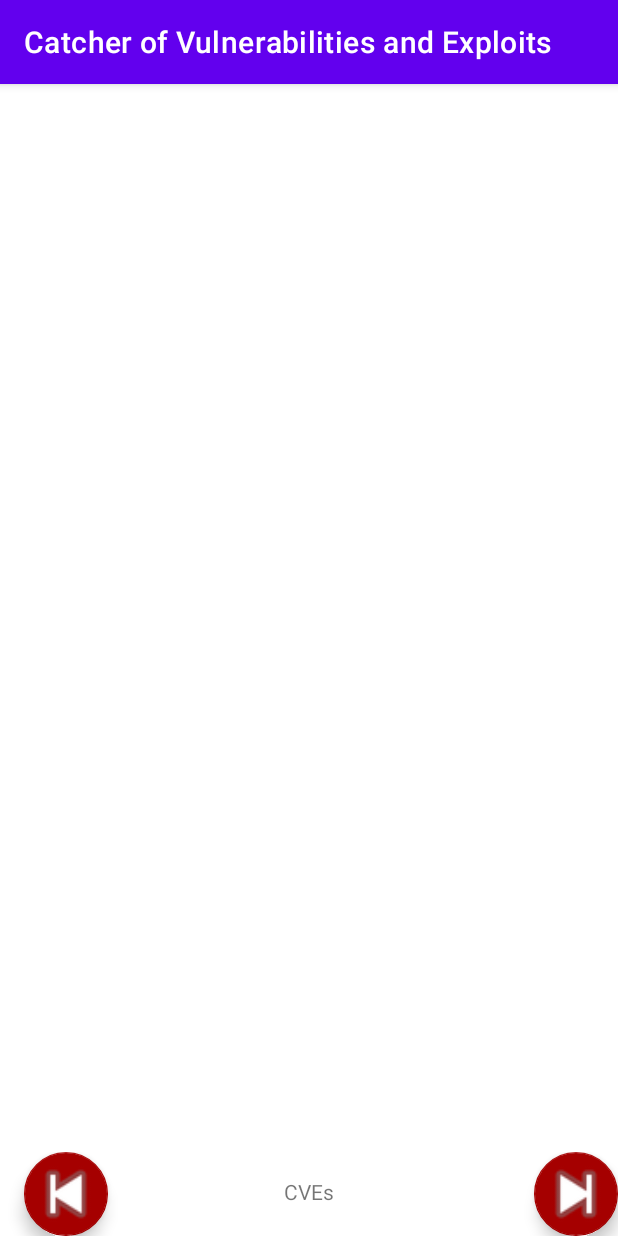
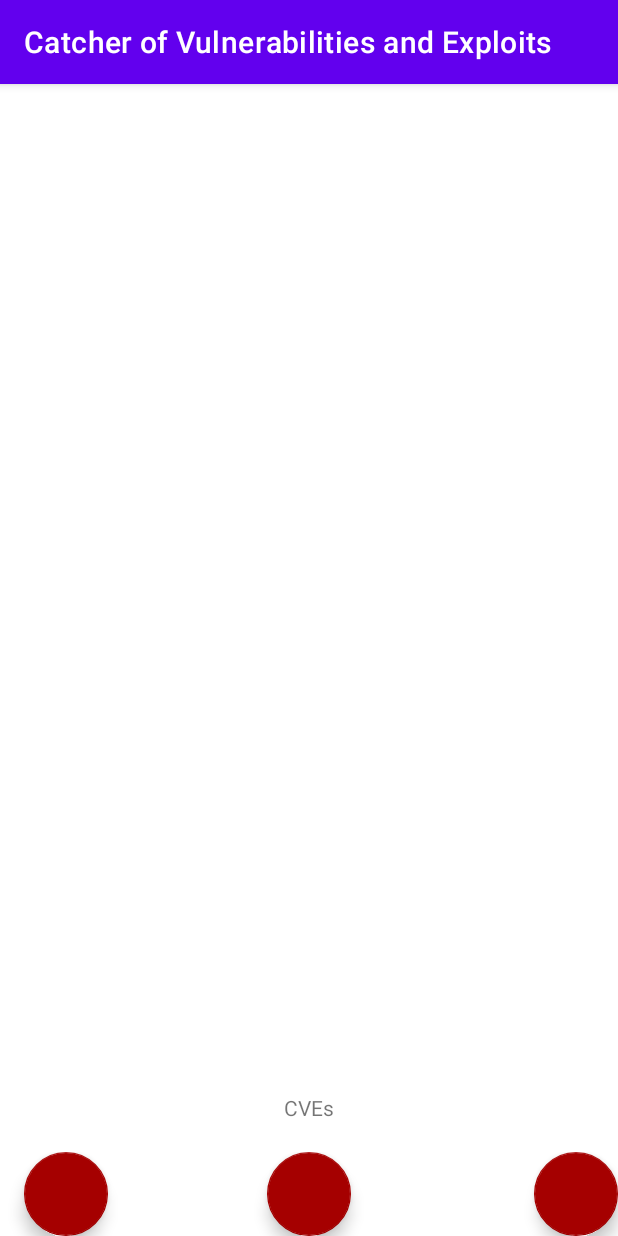
Before and after one commit to TitouanReal/CVE_catcher, an Android app: the screen it shows after launch (MainActivity), after a tap on an icon or button, on a phone screen of 412 x 824 dp. Run offline under Robolectric (Android 15) with nearby library versions, the phone set to English and light mode, and no system bars; 1 statement that could not run was skipped.

```diff
--- a/app/build.gradle.kts
+++ b/app/build.gradle.kts
@@ -1,6 +1,7 @@
 plugins {
     id("com.android.application")
     id("org.jetbrains.kotlin.android")
+    id("com.google.android.libraries.mapsplatform.secrets-gradle-plugin")
 }
 
 android {
@@ -43,6 +44,7 @@ dependencies {
     implementation("com.squareup.retrofit2:retrofit:2.9.0")
     implementation("com.squareup.retrofit2:converter-gson:2.9.0")
     implementation("androidx.constraintlayout:constraintlayout:2.1.4")
+    implementation("com.google.android.gms:play-services-maps:18.1.0")
     testImplementation("junit:junit:4.13.2")
     androidTestImplementation("androidx.test.ext:junit:1.1.5")
     androidTestImplementation("androidx.test.espresso:espresso-core:3.5.1")
--- a/app/src/main/res/layout/activity_main.xml
+++ b/app/src/main/res/layout/activity_main.xml
@@ -5,6 +5,17 @@
     android:layout_width="match_parent"
     android:layout_height="match_parent"
     tools:context=".MainActivity">
+
+    <androidx.constraintlayout.widget.ConstraintLayout
+        android:id="@+id/a_main_lyt_fragment_container"
+        android:layout_width="0dp"
+        android:layout_height="0dp"
+        app:layout_constraintBottom_toTopOf="@+id/toolbar"
+        app:layout_constraintEnd_toEndOf="parent"
+        app:layout_constraintHorizontal_bias="1.0"
+        app:layout_constraintStart_toStartOf="parent"
+        app:layout_constraintTop_toTopOf="parent"
+        app:layout_constraintVertical_bias="0.0" />
 
     <com.google.android.material.appbar.MaterialToolbar
         android:id="@+id/toolbar"
@@ -18,30 +29,22 @@
             android:layout_width="match_parent"
             android:layout_height="match_parent"
             android:layout_gravity="start"
-            android:foreground="@android:drawable/ic_media_previous"
-            app:backgroundTint="#A50000"
-            tools:layout_editor_absoluteX="16dp" />
+            app:backgroundTint="#A50000"/>
+
+        <com.google.android.material.floatingactionbutton.FloatingActionButton
+            android:id="@+id/mapsButton"
+            android:layout_width="match_parent"
+            android:layout_height="match_parent"
+            android:layout_gravity="center_horizontal"
+            app:backgroundTint="#A50000"/>
 
         <com.google.android.material.floatingactionbutton.FloatingActionButton
             android:id="@+id/infoButton"
             android:layout_width="match_parent"
             android:layout_height="match_parent"
             android:layout_gravity="end"
-            android:foreground="@android:drawable/ic_media_next"
-            app:backgroundTint="#A50000"
-            tools:layout_editor_absoluteX="355dp" />
+            app:backgroundTint="#A50000"/>
 
     </com.google.android.material.appbar.MaterialToolbar>
 
-    <androidx.constraintlayout.widget.ConstraintLayout
-        android:id="@+id/a_main_lyt_fragment_container"
-        android:layout_width="0dp"
-        android:layout_height="0dp"
-        app:layout_constraintBottom_toBottomOf="parent"
-        app:layout_constraintEnd_toEndOf="parent"
-        app:layout_constraintStart_toStartOf="parent"
-        app:layout_constraintTop_toTopOf="parent">
-
-    </androidx.constraintlayout.widget.ConstraintLayout>
-
 </androidx.constraintlayout.widget.ConstraintLayout>
--- a/build.gradle.kts
+++ b/build.gradle.kts
@@ -2,4 +2,5 @@
 plugins {
     id("com.android.application") version "8.2.0" apply false
     id("org.jetbrains.kotlin.android") version "1.9.0" apply false
+    id("com.google.android.libraries.mapsplatform.secrets-gradle-plugin") version "2.0.1" apply false
 }
```
Also changed, not shown: app/src/main/AndroidManifest.xml (+10 -4 lines), app/src/main/java/com/example/catcherofvulnerabilitiesandexploits/MainActivity.kt (+37 -1 lines), app/src/main/java/com/example/catcherofvulnerabilitiesandexploits/MapsFragment.kt (added, +47 -0 lines), app/src/main/res/layout/fragment_maps.xml (added, +8 -0 lines).
